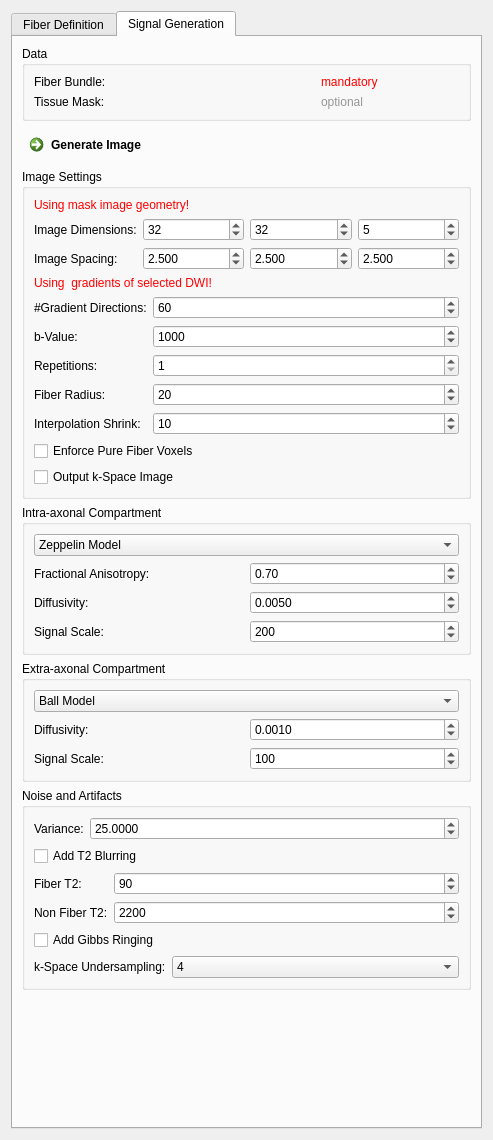
MITK/MITK, file Plugins/org.mitk.gui.qt.diffusionimaging/src/internal/QmitkFiberfoxViewControls.ui: the form before one commit.
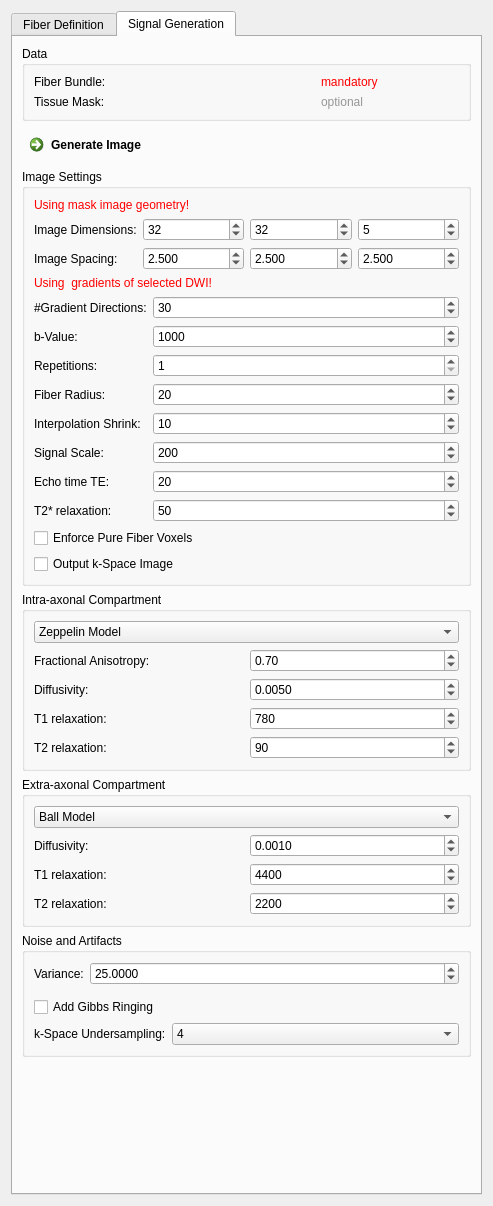
The form after the commit. The open tabs and pages were chosen to show the change. Icons and pictures are not drawn.

Commit message: refactored signal generation to utilize relaxation times as the only source of image contrast

Patch:
```diff
--- a/Plugins/org.mitk.gui.qt.diffusionimaging/src/internal/QmitkFiberfoxViewControls.ui
+++ b/Plugins/org.mitk.gui.qt.diffusionimaging/src/internal/QmitkFiberfoxViewControls.ui
@@ -7,7 +7,7 @@
     <x>0</x>
     <y>0</y>
     <width>493</width>
-    <height>1140</height>
+    <height>1206</height>
    </rect>
   </property>
   <property name="windowTitle">
@@ -999,7 +999,7 @@
           <string>Noise and Artifacts</string>
          </property>
          <layout class="QGridLayout" name="gridLayout_6">
-          <item row="5" column="0">
+          <item row="4" column="0">
            <widget class="QFrame" name="m_KspaceParamFrame">
             <property name="enabled">
              <bool>true</bool>
@@ -1090,13 +1090,30 @@
            </widget>
           </item>
           <item row="2" column="0">
-           <widget class="QCheckBox" name="m_AddT2Smearing">
-            <property name="text">
-             <string>Add T2 Blurring</string>
+           <widget class="QFrame" name="m_T2bluringParamFrame">
+            <property name="enabled">
+             <bool>true</bool>
             </property>
-            <property name="checked">
-             <bool>false</bool>
+            <property name="frameShape">
+             <enum>QFrame::NoFrame</enum>
             </property>
+            <property name="frameShadow">
+             <enum>QFrame::Raised</enum>
+            </property>
+            <layout class="QFormLayout" name="formLayout">
+             <property name="fieldGrowthPolicy">
+              <enum>QFormLayout::AllNonFixedFieldsGrow</enum>
+             </property>
+             <property name="horizontalSpacing">
+              <number>0</number>
+             </property>
+             <property name="verticalSpacing">
+              <number>0</number>
+             </property>
+             <property name="margin">
+              <number>0</number>
+             </property>
+            </layout>
            </widget>
           </item>
           <item row="1" column="0">
@@ -1121,7 +1138,7 @@
              <item row="0" column="1">
               <widget class="QDoubleSpinBox" name="m_NoiseLevel">
                <property name="toolTip">
-                <string>Signal to noise ratio (for values &gt; 99, no noise at all is added to the image). Value relative to the fiber signal scaling factor.</string>
+                <string>Variance of Rician noise model.</string>
                </property>
                <property name="decimals">
                 <number>4</number>
@@ -1144,100 +1161,6 @@
            </widget>
           </item>
           <item row="3" column="0">
-           <widget class="QFrame" name="m_T2bluringParamFrame">
-            <property name="enabled">
-             <bool>true</bool>
-            </property>
-            <property name="frameShape">
-             <enum>QFrame::NoFrame</enum>
-            </property>
-            <property name="frameShadow">
-             <enum>QFrame::Raised</enum>
-            </property>
-            <layout class="QFormLayout" name="formLayout">
-             <property name="margin">
-              <number>0</number>
-             </property>
-             <item row="0" column="0">
-              <widget class="QLabel" name="m_TensorsToDWIBValueLabel_10">
-               <property name="toolTip">
-                <string/>
-               </property>
-               <property name="statusTip">
-                <string/>
-               </property>
-               <property name="whatsThis">
-                <string/>
-               </property>
-               <property name="text">
-                <string>Fiber T2:</string>
-               </property>
-               <property name="wordWrap">
-                <bool>false</bool>
-               </property>
-              </widget>
-             </item>
-             <item row="0" column="1">
-              <widget class="QSpinBox" name="m_FiberRelaxationT2Box">
-               <property name="toolTip">
-                <string>T2 of fiber tissue (in milliseconds).</string>
-               </property>
-               <property name="minimum">
-                <number>1</number>
-               </property>
-               <property name="maximum">
-                <number>10000</number>
-               </property>
-               <property name="singleStep">
-                <number>1</number>
-               </property>
-               <property name="value">
-                <number>90</number>
-               </property>
-              </widget>
-             </item>
-             <item row="1" column="0">
-              <widget class="QLabel" name="m_TensorsToDWIBValueLabel_11">
-               <property name="toolTip">
-                <string/>
-               </property>
-               <property name="statusTip">
-                <string/>
-               </property>
-               <property name="whatsThis">
-                <string/>
-               </property>
-               <property name="text">
-                <string>Non Fiber T2:</string>
-               </property>
-               <property name="wordWrap">
-                <bool>false</bool>
-               </property>
-              </widget>
-             </item>
-             <item row="1" column="1">
-              <widget class="QSpinBox" name="m_NonFiberRelaxationT2Box">
-               <property name="toolTip">
-                <string>T2 of non-fiber tissue (in milliseconds).</string>
-               </property>
-               <property name="minimum">
-                <number>1</number>
-               </property>
-               <property name="maximum">
-                <number>10000</number>
-               </property>
-               <property name="singleStep">
-                <number>1</number>
-               </property>
-               <property name="value">
-                <number>2200</number>
-               </property>
-              </widget>
-             </item>
-            </layout>
-           </widget>
-          </item>
-          <item row="4" column="0">
            <widget class="QCheckBox" name="m_AddGibbsRinging">
             <property name="text">
              <string>Add Gibbs Ringing</string>
@@ -1345,8 +1268,46 @@
              <property name="margin">
               <number>0</number>
              </property>
+             <item row="1" column="0">
+              <widget class="QLabel" name="m_TensorsToDWIBValueLabel_10">
+               <property name="toolTip">
+                <string/>
+               </property>
+               <property name="statusTip">
+                <string/>
+               </property>
+               <property name="whatsThis">
+                <string/>
+               </property>
+               <property name="text">
+                <string>T2 relaxation:</string>
+               </property>
+               <property name="wordWrap">
+                <bool>false</bool>
+               </property>
+              </widget>
+             </item>
+             <item row="1" column="1">
+              <widget class="QSpinBox" name="m_FiberT2Box">
+               <property name="toolTip">
+                <string>T2 of intra axonal compartment (in milliseconds).</string>
+               </property>
+               <property name="minimum">
+                <number>1</number>
+               </property>
+               <property name="maximum">
+                <number>10000</number>
+               </property>
+               <property name="singleStep">
+                <number>1</number>
+               </property>
+               <property name="value">
+                <number>90</number>
+               </property>
+              </widget>
+             </item>
              <item row="0" column="0">
-              <widget class="QLabel" name="m_TensorsToDWIBValueLabel_23">
+              <widget class="QLabel" name="m_TensorsToDWIBValueLabel_15">
                <property name="toolTip">
                 <string/>
                </property>
@@ -1357,7 +1318,7 @@
                 <string/>
                </property>
                <property name="text">
-                <string>Signal Scale:</string>
+                <string>T1 relaxation:</string>
                </property>
                <property name="wordWrap">
                 <bool>false</bool>
@@ -1365,12 +1326,12 @@
               </widget>
              </item>
              <item row="0" column="1">
-              <widget class="QSpinBox" name="m_FiberS0Box">
+              <widget class="QSpinBox" name="m_FiberT1Box">
                <property name="toolTip">
-                <string>Scaling factor for intra-axonal signal.</string>
+                <string>T1 of intra axonal compartment (in milliseconds).</string>
                </property>
                <property name="minimum">
-                <number>0</number>
+                <number>1</number>
                </property>
                <property name="maximum">
                 <number>10000</number>
@@ -1379,7 +1340,7 @@
                 <number>1</number>
                </property>
                <property name="value">
-                <number>200</number>
+                <number>780</number>
                </property>
               </widget>
              </item>
@@ -1625,7 +1586,7 @@
                 <number>1</number>
                </property>
                <property name="value">
-                <number>60</number>
+                <number>30</number>
                </property>
               </widget>
              </item>
@@ -1732,13 +1693,127 @@
                 <number>1</number>
                </property>
                <property name="maximum">
-                <number>100</number>
+                <number>1000</number>
                </property>
                <property name="value">
                 <number>20</number>
                </property>
               </widget>
              </item>
+             <item row="8" column="0">
+              <widget class="QLabel" name="m_TensorsToDWIBValueLabel_23">
+               <property name="toolTip">
+                <string/>
+               </property>
+               <property name="statusTip">
+                <string/>
+               </property>
+               <property name="whatsThis">
+                <string/>
+               </property>
+               <property name="text">
+                <string>Signal Scale:</string>
+               </property>
+               <property name="wordWrap">
+                <bool>false</bool>
+               </property>
+              </widget>
+             </item>
+             <item row="8" column="1">
+              <widget class="QSpinBox" name="m_SignalScaleBox">
+               <property name="toolTip">
+                <string>Scaling factor for intra-axonal signal.</string>
+               </property>
+               <property name="minimum">
+                <number>0</number>
+               </property>
+               <property name="maximum">
+                <number>10000</number>
+               </property>
+               <property name="singleStep">
+                <number>1</number>
+               </property>
+               <property name="value">
+                <number>200</number>
+               </property>
+              </widget>
+             </item>
+             <item row="9" column="0">
+              <widget class="QLabel" name="m_TensorsToDWIBValueLabel_13">
+               <property name="toolTip">
+                <string/>
+               </property>
+               <property name="statusTip">
+                <string/>
+               </property>
+               <property name="whatsThis">
+                <string/>
+               </property>
+               <property name="text">
+                <string>Echo time TE:  </string>
+               </property>
+               <property name="wordWrap">
+                <bool>false</bool>
+               </property>
+              </widget>
+             </item>
+             <item row="9" column="1">
+              <widget class="QSpinBox" name="m_TEbox">
+               <property name="toolTip">
+                <string>T2* relaxation time (in milliseconds).</string>
+               </property>
+               <property name="minimum">
+                <number>1</number>
+               </property>
+               <property name="maximum">
+                <number>10000</number>
+               </property>
+               <property name="singleStep">
+                <number>1</number>
+               </property>
+               <property name="value">
+                <number>20</number>
+               </property>
+              </widget>
+             </item>
+             <item row="10" column="1">
+              <widget class="QSpinBox" name="m_T2starBox">
+               <property name="toolTip">
+                <string>T2* relaxation time (in milliseconds).</string>
+               </property>
+               <property name="minimum">
+                <number>1</number>
+               </property>
+               <property name="maximum">
+                <number>10000</number>
+               </property>
+               <property name="singleStep">
+                <number>1</number>
+               </property>
+               <property name="value">
+                <number>50</number>
+               </property>
+              </widget>
+             </item>
+             <item row="10" column="0">
+              <widget class="QLabel" name="m_TensorsToDWIBValueLabel_12">
+               <property name="toolTip">
+                <string/>
+               </property>
+               <property name="statusTip">
+                <string/>
+               </property>
+               <property name="whatsThis">
+                <string/>
+               </property>
+               <property name="text">
+                <string>T2* relaxation:  </string>
+               </property>
+               <property name="wordWrap">
+                <bool>false</bool>
+               </property>
+              </widget>
+             </item>
             </layout>
            </widget>
           </item>
@@ -1831,13 +1906,6 @@
              <property name="margin">
               <number>0</number>
              </property>
-             <item row="0" column="0">
-              <widget class="QLabel" name="m_TensorsToDWINumDirsLabel_7">
-               <property name="text">
-                <string>Diffusivity:</string>
-               </property>
-              </widget>
-             </item>
              <item row="0" column="1">
               <widget class="QDoubleSpinBox" name="m_BallD">
                <property name="toolTip">
@@ -1860,8 +1928,53 @@
                </property>
               </widget>
              </item>
+             <item row="2" column="1">
+              <widget class="QSpinBox" name="m_NonFiberT2Box">
+               <property name="toolTip">
+                <string>T2 of extra axonal compartment (in milliseconds).</string>
+               </property>
+               <property name="minimum">
+                <number>1</number>
+               </property>
+               <property name="maximum">
+                <number>10000</number>
+               </property>
+               <property name="singleStep">
+                <number>1</number>
+               </property>
+               <property name="value">
+                <number>2200</number>
+               </property>
+              </widget>
+             </item>
+             <item row="0" column="0">
+              <widget class="QLabel" name="m_TensorsToDWINumDirsLabel_7">
+               <property name="text">
+                <string>Diffusivity:</string>
+               </property>
+              </widget>
+             </item>
+             <item row="2" column="0">
+              <widget class="QLabel" name="m_TensorsToDWIBValueLabel_11">
+               <property name="toolTip">
+                <string/>
+               </property>
+               <property name="statusTip">
+                <string/>
+               </property>
+               <property name="whatsThis">
+                <string/>
+               </property>
+               <property name="text">
+                <string>T2 relaxation:</string>
+               </property>
+               <property name="wordWrap">
+                <bool>false</bool>
+               </property>
+              </widget>
+             </item>
              <item row="1" column="0">
-              <widget class="QLabel" name="m_TensorsToDWIBValueLabel_13">
+              <widget class="QLabel" name="m_TensorsToDWIBValueLabel_25">
                <property name="toolTip">
                 <string/>
                </property>
@@ -1872,7 +1985,7 @@
                 <string/>
                </property>
                <property name="text">
-                <string>Signal Scale:</string>
+                <string>T1 relaxation:</string>
                </property>
                <property name="wordWrap">
                 <bool>false</bool>
@@ -1880,12 +1993,12 @@
               </widget>
              </item>
              <item row="1" column="1">
-              <widget class="QSpinBox" name="m_NonFiberS0Box">
+              <widget class="QSpinBox" name="m_NonFiberT1Box">
                <property name="toolTip">
-                <string>Scaling factor extra-axonal signal.</string>
+                <string>T1 of extra axonal compartment (in milliseconds).</string>
                </property>
                <property name="minimum">
-                <number>0</number>
+                <number>1</number>
                </property>
                <property name="maximum">
                 <number>10000</number>
@@ -1894,7 +2007,7 @@
                 <number>1</number>
                </property>
                <property name="value">
-                <number>100</number>
+                <number>4400</number>
                </property>
               </widget>
              </item>
```
Left out of the diff: 5 changed lines with no effect on the pictures. The commit also changes 8 other files.
